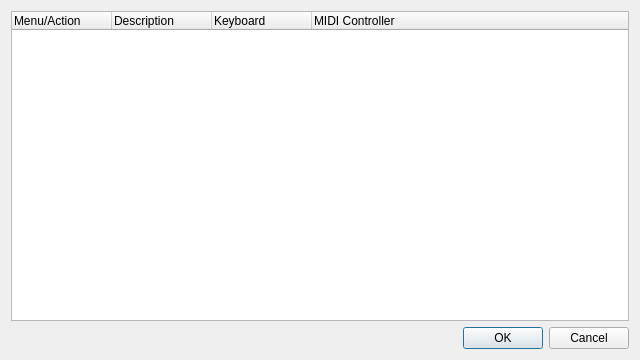
This is src/qtractorShortcutForm.ui in rncbc/qtractor as Qt 5 draws it before an edit. The edited form follows.
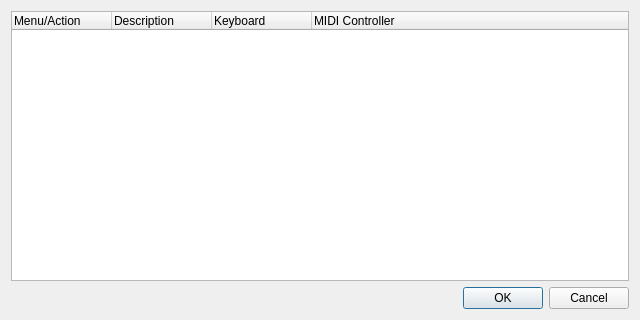
This is the edited form. Icons and pictures are not drawn.

```diff
--- a/src/qtractorShortcutForm.ui
+++ b/src/qtractorShortcutForm.ui
@@ -27,7 +27,7 @@
     <x>0</x>
     <y>0</y>
     <width>640</width>
-    <height>360</height>
+    <height>320</height>
    </rect>
   </property>
   <property name="windowTitle">
```
Left out of the diff: 2 changed lines with no effect on the pictures.
